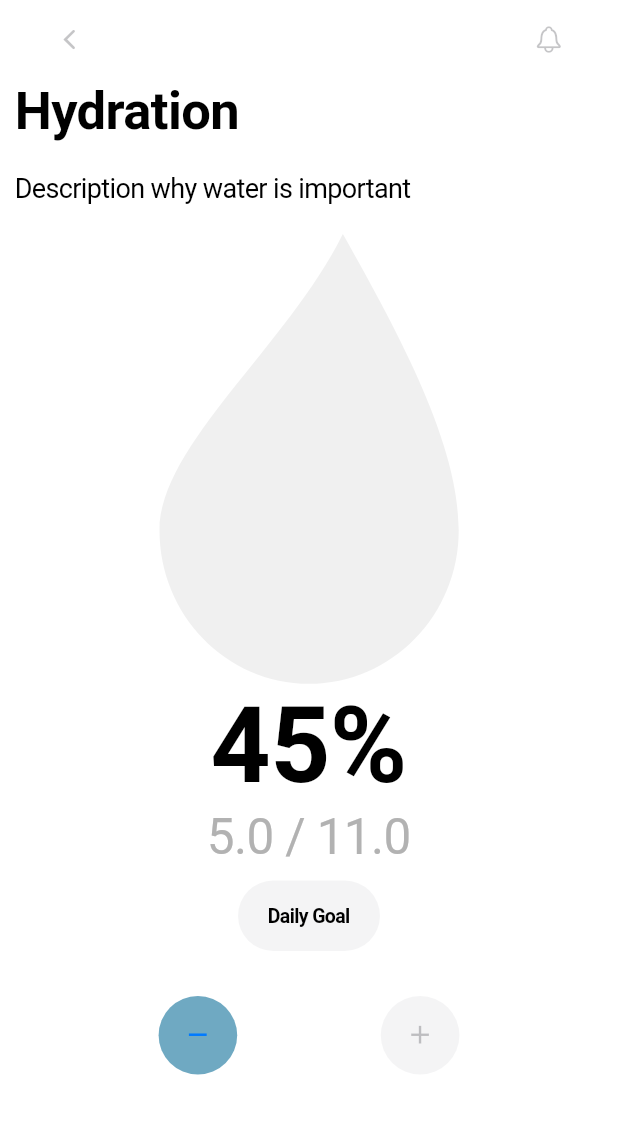
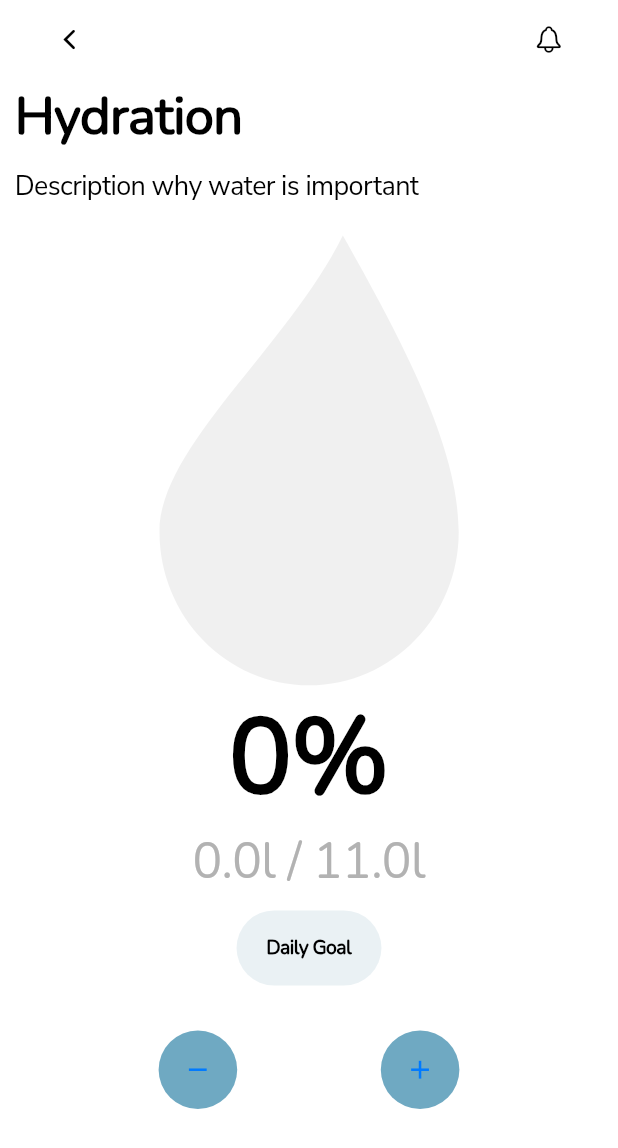
Before and after one commit to a-anandtv/flutter-practice1, a Flutter app: the screen it shows after launch, on a phone screen of 412 x 824 dp. Shown: the top 1148 px of the screen. Run offline on Flutter 3.47's test engine with Material 2 defaults, Android fonts, the phone set to English and light mode, and no system bars.

Commit message:
Added Font. Updated Interactions.

```diff
--- a/lib/main.dart
+++ b/lib/main.dart
@@ -26,13 +26,20 @@ class WaterTracker extends StatefulWidget {
 
 class _WaterTrackerState extends State<WaterTracker> {
 
+  // Measures
+  double _dailyGoal = 11.0;
+  double _waterConsumed = 0.0;
+  int _consumedPercentage = 0;
+
   final _headerTextStyle = TextStyle(
+    fontFamily: 'Nunito',
     fontSize: 35,
     fontStyle: FontStyle.normal,
     fontWeight: FontWeight.bold,
     color: Colors.black,
   );
   final _descTextStyle = TextStyle(
+    fontFamily: 'NunitoSans',
     fontSize: 18,
     fontStyle: FontStyle.normal,
     fontWeight: FontWeight.normal,
@@ -44,8 +51,8 @@ class _WaterTrackerState extends State<WaterTracker> {
     return CupertinoPageScaffold(
       navigationBar: CupertinoNavigationBar(
         backgroundColor: CupertinoColors.systemGrey.withOpacity(0.01),
-        leading: CupertinoButton(child: Icon(CupertinoIcons.back)),
-        trailing: CupertinoButton(child: Icon(CupertinoIcons.bell)),
+        leading: CupertinoButton(child: Icon(CupertinoIcons.back, color: Colors.black,), onPressed: (){},),
+        trailing: CupertinoButton(child: Icon(CupertinoIcons.bell, color: Colors.black,), onPressed: (){},),
       ),
       child: Container(
         decoration: BoxDecoration(color: Colors.white),
@@ -72,14 +79,14 @@ class _WaterTrackerState extends State<WaterTracker> {
                       style: _descTextStyle,
                     ),
                   ),
-                  margin: EdgeInsets.all(10.0)
+                  margin: EdgeInsets.only(left: 10.0, bottom: 10.0)
               ),
               Container(
                   child: Align (
                     alignment: Alignment.center,
                     child: _drawDroplet(),
                   ),
-                  margin: EdgeInsets.all(10.0)
+                  margin: EdgeInsets.only(top: 10.0, left: 10.0, right: 10.0)
               ),
             ],
           ),
@@ -93,28 +100,26 @@ class _WaterTrackerState extends State<WaterTracker> {
 
     // Font Styles
     final _pcntStyle = TextStyle(
+      fontFamily: 'Nunito',
       fontWeight: FontWeight.bold,
       fontSize: 70,
       fontStyle: FontStyle.normal,
       color: Colors.black,
     );
     final _measureStyle = TextStyle(
+      fontFamily: 'Nunito',
       fontWeight: FontWeight.normal,
       fontSize: 33,
       fontStyle: FontStyle.normal,
       color: Color(0xffB2B2B2),
     );
     final _buttonTxtStyle = TextStyle(
+      fontFamily: 'Nunito',
       fontSize: 13,
       fontWeight: FontWeight.bold,
       fontStyle: FontStyle.normal,
       color: Colors.black,
     );
-
-    // Measures
-    final _dailyGoal = 11.0;
-    final _waterConsumed = 5.0;
-    final _consumedPercentage = ((_waterConsumed / _dailyGoal) * 100).round();
 
     return Container(
       child: Column(
@@ -138,7 +143,7 @@ class _WaterTrackerState extends State<WaterTracker> {
           Container(
             alignment: Alignment.center,
             child: Text(
-              '$_waterConsumed / $_dailyGoal',
+              '$_waterConsumed' + 'l / ' + '$_dailyGoal' + 'l',
               textDirection: TextDirection.ltr,
               style: _measureStyle,
             ),
@@ -147,12 +152,13 @@ class _WaterTrackerState extends State<WaterTracker> {
             margin: EdgeInsets.symmetric(vertical: 10),
             alignment: Alignment.center,
             child: CupertinoButton(
-              color: Color(0x1aF2F2F2),
+              color: Color(0xffEAF1F4),
               child: Text(
                 'Daily Goal',
                 style: _buttonTxtStyle,
               ),
               borderRadius: BorderRadius.circular(30.0),
+              onPressed: (){},
             )
           ),
           Container(
@@ -168,8 +174,9 @@ class _WaterTrackerState extends State<WaterTracker> {
                   padding: EdgeInsets.all(16),
                   onPressed: () {
                     setState(() {
-                      if (_waterConsumed >= 0) {
-                        _waterConsumed -= 1;
+                      if (_waterConsumed > 0) {
+                        _waterConsumed -= 0.250;
+                        _consumedPercentage = ((_waterConsumed / _dailyGoal) * 100).round();
                       }
                     });
                   },
@@ -179,6 +186,14 @@ class _WaterTrackerState extends State<WaterTracker> {
                   color: Color(0xff6FA9C2),
                   borderRadius: BorderRadius.circular(30.0),
                   padding: EdgeInsets.all(16),
+                  onPressed: () {
+                    setState(() {
+                      if (_waterConsumed < _dailyGoal) {
+                        _waterConsumed += 0.250;
+                        _consumedPercentage = ((_waterConsumed / _dailyGoal) * 100).round();
+                      }
+                    });
+                  },
                 )
               ],
             ),
```
Also changed, not shown: pubspec.yaml (+7 -0 lines), assets/fonts/Nunito-Regular.ttf (added), assets/fonts/NunitoSans-Regular.ttf (added).
